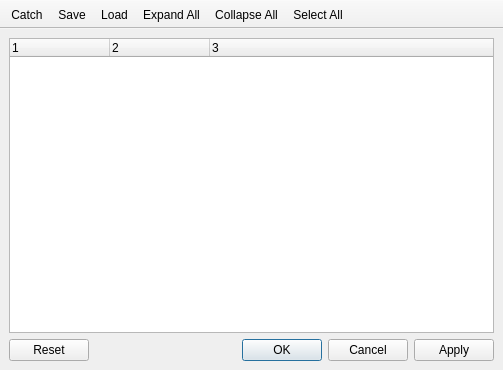
Above: src/ui/qgscustomizationdialogbase.ui from kadas-albireo/kadas-albireo before the change. Below: the same form after it.
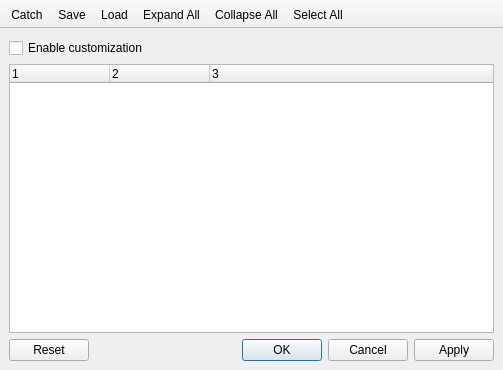
That is the form after the change. Icons and pictures are not drawn.

Commit message: global customization enable checkbox

What changed in the file:
```diff
--- a/src/ui/qgscustomizationdialogbase.ui
+++ b/src/ui/qgscustomizationdialogbase.ui
@@ -15,6 +15,13 @@
   </property>
   <widget class="QWidget" name="centralwidget">
    <layout class="QVBoxLayout" name="verticalLayout_2">
+    <item>
+     <widget class="QCheckBox" name="mCustomizationEnabledCheckBox">
+      <property name="text">
+       <string>Enable customization</string>
+      </property>
+     </widget>
+    </item>
     <item>
      <widget class="QTreeWidget" name="treeWidget">
       <property name="selectionBehavior">
```
The commit also changes 3 other files.
